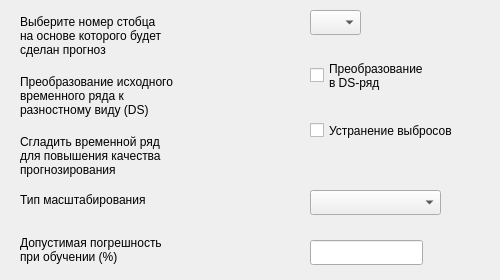
Above: server/src/widgets/createnetwork.ui from glebmillenium/forecasting-financial-time-series before the change. Below: the same form after it.
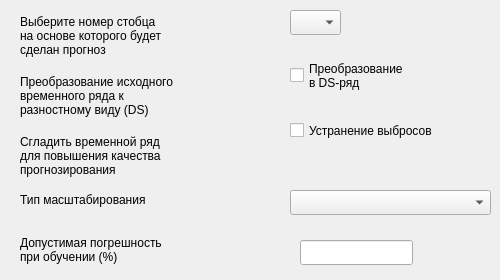
That is the form after the change.

```diff
--- a/server/src/widgets/createnetwork.ui
+++ b/server/src/widgets/createnetwork.ui
@@ -16,7 +16,7 @@
   <widget class="QCheckBox" name="DS">
    <property name="geometry">
     <rect>
-     <x>310</x>
+     <x>290</x>
      <y>50</y>
      <width>141</width>
      <height>51</height>
@@ -30,7 +30,7 @@
   <widget class="QComboBox" name="comboBox">
    <property name="geometry">
     <rect>
-     <x>310</x>
+     <x>290</x>
      <y>10</y>
      <width>51</width>
      <height>25</height>
@@ -70,7 +70,7 @@
   <widget class="QCheckBox" name="emissions">
    <property name="geometry">
     <rect>
-     <x>310</x>
+     <x>290</x>
      <y>120</y>
      <width>181</width>
      <height>21</height>
@@ -83,7 +83,7 @@
   <widget class="QLineEdit" name="lineEdit">
    <property name="geometry">
     <rect>
-     <x>310</x>
+     <x>300</x>
      <y>240</y>
      <width>113</width>
      <height>25</height>
@@ -134,9 +134,9 @@
   <widget class="QComboBox" name="scale">
    <property name="geometry">
     <rect>
-     <x>310</x>
+     <x>290</x>
      <y>190</y>
-     <width>131</width>
+     <width>201</width>
      <height>25</height>
     </rect>
    </property>
```
